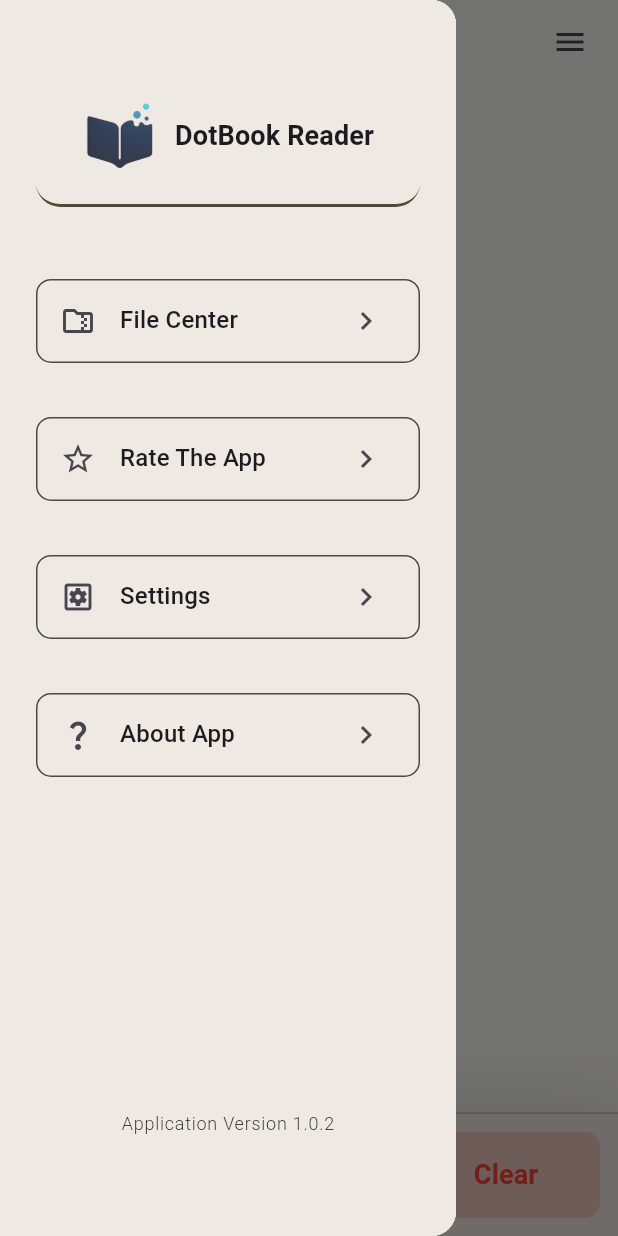
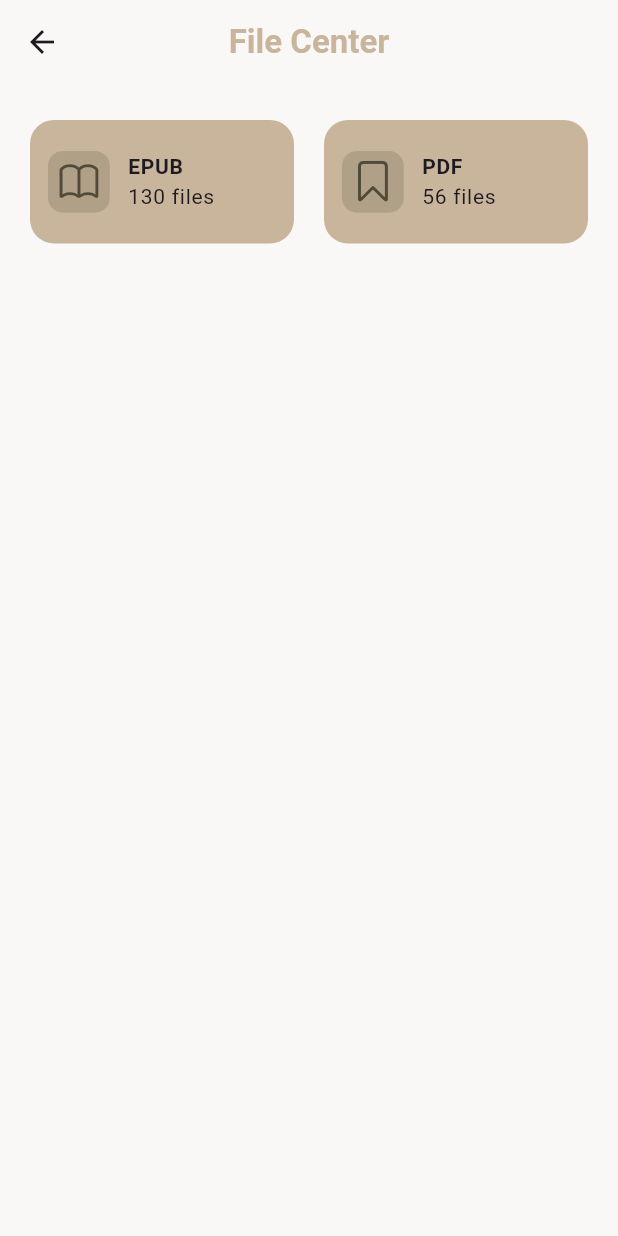
Before and after one commit to ardavan8102/dotbook, a Flutter app: the screen it shows after launch, in the side drawer, after a tap on "File Center", on a phone screen of 412 x 824 dp. Run offline on Flutter 3.47's test engine with Material 3 defaults, Android fonts, the phone set to English and light mode, and no system bars; our stand-ins replace file_picker, flutter_spinkit, flutter_widget_from_html, get, package_info_plus; missing offline and left inert: epubx.

Commit message:
finished: file center -> Card boxes created

```diff
--- a/lib/core/routes/app_pages.dart
+++ b/lib/core/routes/app_pages.dart
@@ -1,5 +1,6 @@
 import 'package:dotbook/bindings.dart';
 import 'package:dotbook/core/routes/app_routes.dart';
+import 'package:dotbook/presentation/views/file_center.dart';
 import 'package:dotbook/presentation/views/home_screen.dart';
 import 'package:dotbook/presentation/views/settings_page.dart';
 import 'package:dotbook/presentation/views/splash.dart';
@@ -25,6 +26,11 @@ class AppPages {
       page: () => SettingsPage(),
     ),
 
+    GetPage(
+      name: AppRoutes.fileCenter,
+      page: () => FileCenterPage(),
+    ),
+
   ];
 
 }
--- a/lib/core/routes/app_routes.dart
+++ b/lib/core/routes/app_routes.dart
@@ -4,5 +4,6 @@ class AppRoutes {
   static const String home = '/home';
   static const String chapterPage = '/chapter-page';
   static const String settings = '/settings';
+  static const String fileCenter = '/file-center';
 
 }
--- /dev/null
+++ b/lib/presentation/views/file_center.dart
@@ -0,0 +1,63 @@
+import 'package:dotbook/consts/colors.dart';
+import 'package:dotbook/presentation/widgets/appbar/appbar_with_return_icon.dart';
+import 'package:dotbook/presentation/widgets/cards/file_center_card_box.dart';
+import 'package:flutter/cupertino.dart';
+import 'package:flutter/material.dart';
+
+class FileCenterPage extends StatelessWidget {
+  const FileCenterPage({super.key});
+
+  @override
+  Widget build(BuildContext context) {
+
+    var size = MediaQuery.of(context).size;
+    var textTheme = Theme.of(context).textTheme;
+
+    return Scaffold(
+      appBar: AppBarWithReturnIcon(title: 'File Center'),
+      backgroundColor: AppSolidColors.lightBackGround,
+      body: SafeArea(
+        child: Container(
+          height: size.height,
+          width: size.width,
+          padding: EdgeInsets.all(20),
+          child: Column(
+            children: [
+              Row(
+                mainAxisAlignment: .spaceBetween,
+                spacing: 20,
+                children: [
+                  Expanded(
+                    child: CardBoxWithIconItem(
+                      size: size,
+                      textTheme: textTheme,
+                      icon: CupertinoIcons.book,
+                      label: 'EPUB',
+                      subtext: '130 files',
+                      function: () {
+
+                      },
+                    ),
+                  ),
+
+                  Expanded(
+                    child: CardBoxWithIconItem(
+                      size: size,
+                      textTheme: textTheme,
+                      icon: CupertinoIcons.bookmark,
+                      label: 'PDF',
+                      subtext: '56 files',
+                      function: () {
+
+                      },
+                    ),
+                  ),
+                ],
+              ),
+            ],
+          ),
+        )
+      ),
+    );
+  }
+}
--- a/lib/presentation/widgets/appbar/main_appbar.dart
+++ b/lib/presentation/widgets/appbar/main_appbar.dart
@@ -1,6 +1,6 @@
 import 'package:dotbook/consts/colors.dart';
 import 'package:dotbook/core/controllers/drawer_menu_controller.dart';
-import 'package:dotbook/core/routes/app_routes.dart';
+import 'package:flutter/cupertino.dart';
 import 'package:flutter/material.dart';
 import 'package:get/get.dart';
 
@@ -35,9 +35,11 @@ class CustomMainAppBar extends StatelessWidget implements PreferredSizeWidget {
           ),
 
           GestureDetector(
-            onTap: () => Get.toNamed(AppRoutes.settings),
+            onTap: (){
+
+            },
             child: const Icon(
-              Icons.settings,
+              CupertinoIcons.moon,
             ),
           ),
         ],
--- /dev/null
+++ b/lib/presentation/widgets/cards/file_center_card_box.dart
@@ -0,0 +1,81 @@
+import 'package:dotbook/consts/colors.dart';
+import 'package:flutter/material.dart';
+
+class CardBoxWithIconItem extends StatelessWidget {
+  const CardBoxWithIconItem({
+    super.key,
+    required this.size,
+    required this.textTheme,
+    required this.icon,
+    required this.label,
+    required this.subtext,
+    required this.function,
+  });
+
+  final Size size;
+  final TextTheme textTheme;
+
+  final IconData icon;
+  final String label;
+  final String subtext;
+  final Function() function;
+
+  @override
+  Widget build(BuildContext context) {
+    return GestureDetector(
+      onTap: function,
+      child: Container(
+        height: size.height * .1,
+        decoration: BoxDecoration(
+          color: AppSolidColors.darkCreama,
+          borderRadius: .circular(16),
+        ),
+        padding: EdgeInsets.all(12),
+        child: Row(
+          spacing: 12,
+          children: [
+            // Icon
+            fileCenterCardIcon(),
+
+            // Column : Title & File count
+            Column(
+              crossAxisAlignment: .start,
+              mainAxisAlignment: .center,
+              children: [
+                Text(
+                  label,
+                  style: textTheme.labelSmall!.copyWith(
+                    fontWeight: .bold
+                  ),
+                ),
+
+                Text(
+                  subtext,
+                  style: textTheme.labelSmall!.copyWith(
+                    fontWeight: .w400
+                  ),
+                ),
+              ],
+            ),
+          ],
+        ),
+      ),
+    );
+  }
+
+  Container fileCenterCardIcon() {
+    return Container(
+      decoration: BoxDecoration(
+        color: AppSolidColors.accent.withValues(alpha: .2),
+        borderRadius: .circular(10)
+      ),
+      width: size.height * .05,
+      height: size.height * .05,
+      child: Icon(
+        icon,
+        size: 30,
+        color: AppSolidColors.accent,
+      ),
+    );
+  }
+}
--- a/lib/presentation/widgets/drawer/drawer_menu.dart
+++ b/lib/presentation/widgets/drawer/drawer_menu.dart
@@ -1,9 +1,11 @@
 import 'package:dotbook/consts/colors.dart';
 import 'package:dotbook/consts/strings.dart';
+import 'package:dotbook/core/routes/app_routes.dart';
 import 'package:dotbook/gen/assets.gen.dart';
 import 'package:dotbook/presentation/widgets/drawer/drawer_menu_item.dart';
 import 'package:dotbook/presentation/widgets/drawer/version_text.dart';
 import 'package:flutter/material.dart';
+import 'package:get/get.dart';
 
 class CustomDrawerMenu extends StatelessWidget {
   const CustomDrawerMenu({super.key});
@@ -32,8 +34,9 @@ class CustomDrawerMenu extends StatelessWidget {
                     textTheme: textTheme,
                     label: 'File Center',
                     labelIcon: Icons.folder_zip_outlined,
-                    function: () {
-
+                    function: (){
+                      Get.close(1); // pop out drawer before navigation
+                      Get.toNamed(AppRoutes.fileCenter);
                     },
                   ),
 
@@ -50,8 +53,9 @@ class CustomDrawerMenu extends StatelessWidget {
                     textTheme: textTheme,
                     label: 'Settings',
                     labelIcon: Icons.settings_applications_outlined,
-                    function: () {
-
+                    function: (){
+                      Get.close(1);
+                      Get.toNamed(AppRoutes.settings);
                     },
                   ),
 
--- a/pubspec.yaml
+++ b/pubspec.yaml
@@ -19,6 +19,7 @@ dependencies:
   flutter_widget_from_html: ^0.17.1
   get: ^4.7.3
   package_info_plus: ^9.0.0
+  permission_handler: ^12.0.1
 
 dev_dependencies:
   flutter_gen: ^5.10.0
```
Also changed, not shown: pubspec.lock.
